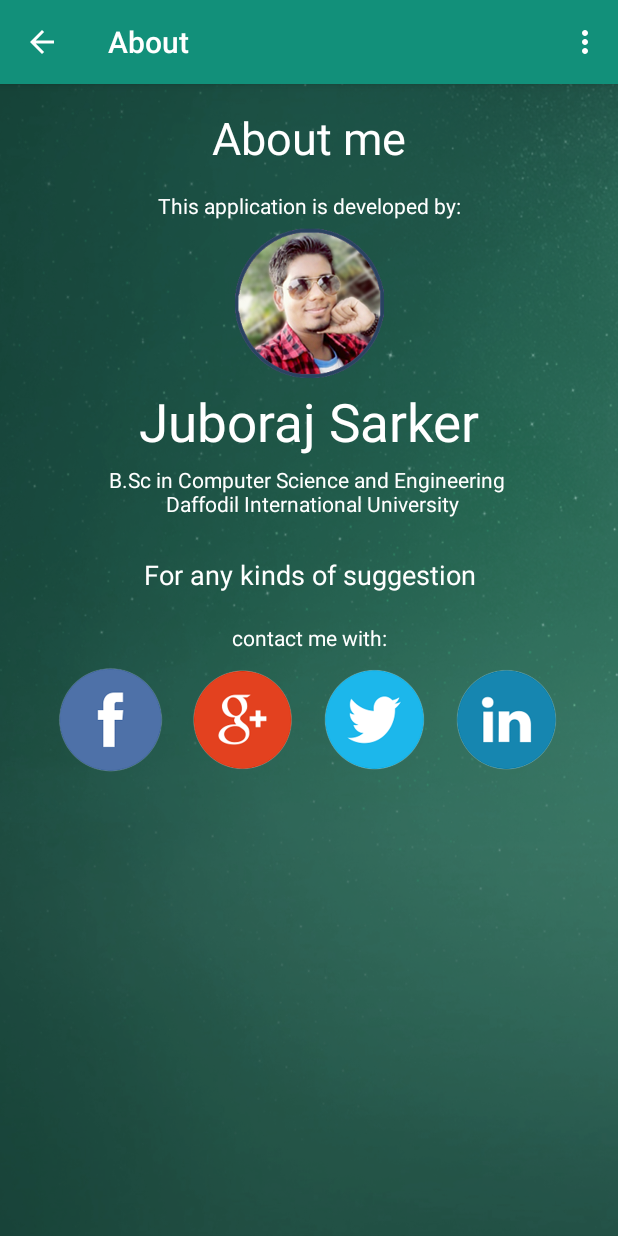
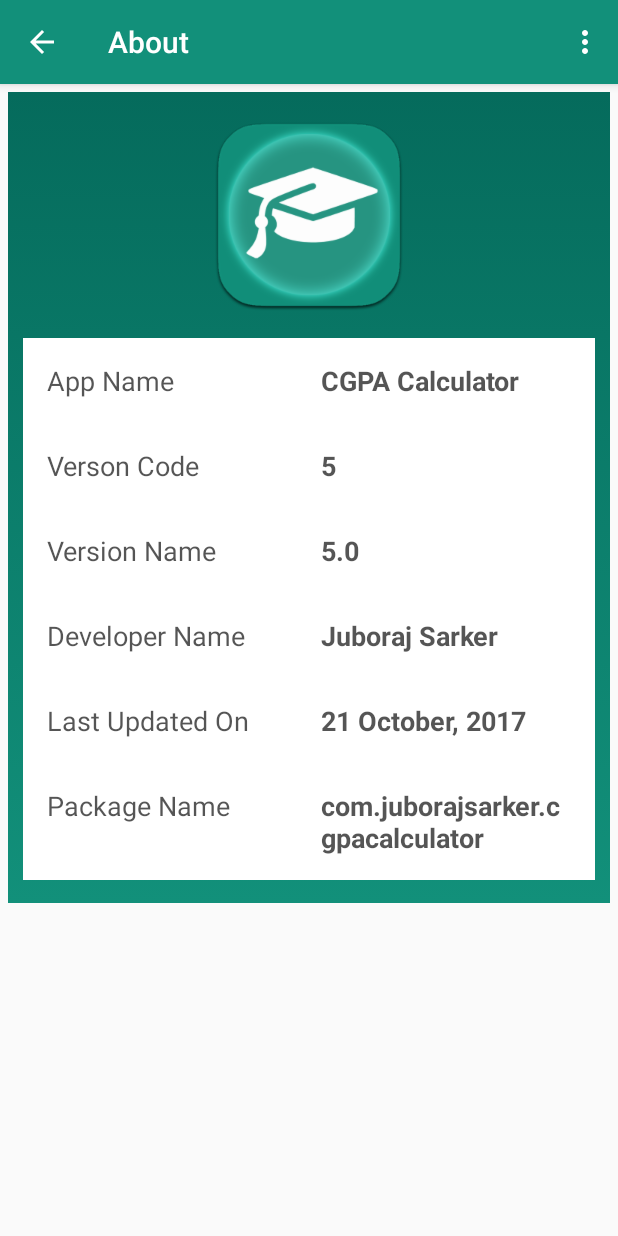
Before and after one commit to Juboraj-Sarker/CGPACalculator, an Android app: the AboutMeActivity screen opened directly, with no data from a screen before it, on a phone screen of 412 x 824 dp. Run offline under Robolectric (Android 15) with nearby library versions, the phone set to English and light mode, and no system bars; our stand-ins replace AdMob.

Commit message:
about page updated !!!

```diff
--- a/app/build.gradle
+++ b/app/build.gradle
@@ -7,8 +7,8 @@ android {
         applicationId "com.juborajsarker.cgpacalculator"
         minSdkVersion 16
         targetSdkVersion 25
-        versionCode 4
-        versionName "4.0"
+        versionCode 5
+        versionName "5.0"
         testInstrumentationRunner "android.support.test.runner.AndroidJUnitRunner"
     }
     buildTypes {
--- a/app/src/main/AndroidManifest.xml
+++ b/app/src/main/AndroidManifest.xml
@@ -6,9 +6,9 @@
 
     <application
         android:allowBackup="true"
-        android:icon="@mipmap/ic_launcher"
+        android:icon="@drawable/main_icon"
         android:label="@string/app_name"
-        android:roundIcon="@mipmap/ic_launcher"
+        android:roundIcon="@drawable/main_icon"
         android:supportsRtl="true"
         android:theme="@style/MyMaterialTheme">
 
--- /dev/null
+++ b/app/src/main/res/drawable/gradient_background.xml
@@ -0,0 +1,12 @@
+<?xml version="1.0" encoding="utf-8"?>
+<selector xmlns:android="http://schemas.android.com/apk/res/android">
+    <item>
+
+        <shape>
+            <gradient android:angle="90"
+                android:endColor="@color/colorPrimaryDark"
+                android:startColor="@color/colorPrimary"
+                android:type="linear" />
+        </shape>
+    </item>
+</selector>
--- a/app/src/main/res/layout/activity_about_me.xml
+++ b/app/src/main/res/layout/activity_about_me.xml
@@ -7,8 +7,8 @@
     android:layout_width="match_parent"
     android:layout_height="match_parent"
     android:orientation="vertical"
-    android:background="@drawable/full_background_1"
     tools:context="com.juborajsarker.cgpacalculator.activity.AboutMeActivity">
+
 
 
     <android.support.v7.widget.Toolbar
@@ -23,45 +23,111 @@
         android:subtitleTextColor="#fff"
         app:subtitleTextColor="#fff"
         android:theme="@style/ToolbarStyle"
+        android:layout_alignParentTop="true"
         app:popupTheme="@style/ThemeOverlay.AppCompat.Light"/>
 
+
+    <LinearLayout
+        android:layout_width="match_parent"
+        android:layout_height="wrap_content"
+        android:background="@drawable/gradient_background"
+        android:orientation="vertical"
+        android:paddingBottom="10dp"
+        android:layout_margin="5dp">
+
+
+        <ImageView
+            android:layout_width="wrap_content"
+            android:layout_height="wrap_content"
+            android:src="@drawable/main_icon"
+            android:layout_gravity="center"
+            android:padding="8dp"
+            android:layout_marginTop="10dp"/>
+
+
+        <ScrollView
+            android:layout_width="match_parent"
+            android:layout_height="wrap_content">
 
 
 
             <LinearLayout
                 android:layout_width="match_parent"
-        android:layout_height="0dp"
-        android:layout_weight="1"
-        android:orientation="vertical">
+                android:layout_height="wrap_content"
+                android:orientation="vertical"
+                android:layout_marginRight="10dp"
+                android:layout_marginLeft="10dp"
+                android:layout_marginTop="10dp"
+                android:layout_marginBottom="5dp"
+                android:elevation="5dp">
 
 
                 <LinearLayout
                     android:layout_width="match_parent"
-            android:layout_height="wrap_content">
+                    android:layout_height="wrap_content"
+                    android:orientation="horizontal"
+                    android:background="#fff"
+                    android:padding="8dp">
+
 
                     <TextView
-                style="bold"
-                android:layout_width="match_parent"
+                        android:layout_width="0dp"
                         android:layout_height="wrap_content"
-                android:gravity="center"
-                android:padding="15dp"
-                android:text="About me"
-                android:textColor="#ffffff"
-                android:textSize="30sp" />
+                        android:text="App Name"
+                        android:textColor="#aa000000"
+                        android:textSize="18sp"
+                        android:padding="8dp"
+                        android:layout_weight="1"/>
+
+
+
+                    <TextView
+                        android:layout_width="0dp"
+                        android:layout_height="wrap_content"
+                        android:text="CGPA Calculator"
+                        android:textColor="#aa000000"
+                        android:textSize="18sp"
+                        android:padding="8dp"
+                        android:layout_weight="1"
+                        android:textStyle="bold"/>
+
+
 
                 </LinearLayout>
 
+
+
                 <LinearLayout
                     android:layout_width="match_parent"
-            android:layout_height="wrap_content">
+                    android:layout_height="wrap_content"
+                    android:orientation="horizontal"
+                    android:background="#fff"
+                    android:padding="8dp">
+
 
                     <TextView
-                android:layout_width="match_parent"
+                        android:layout_width="0dp"
                         android:layout_height="wrap_content"
-                android:layout_marginBottom="5dp"
-                android:gravity="center"
-                android:text="This application is developed by:"
-                android:textColor="#ffffff" />
+                        android:text="Verson Code"
+                        android:textColor="#aa000000"
+                        android:textSize="18sp"
+                        android:padding="8dp"
+                        android:layout_weight="1"/>
+
+
+
+                    <TextView
+                        android:id="@+id/versionCode"
+                        android:layout_width="0dp"
+                        android:layout_height="wrap_content"
+                        android:text="5"
+                        android:textColor="#aa000000"
+                        android:textSize="18sp"
+                        android:padding="8dp"
+                        android:layout_weight="1"
+                        android:textStyle="bold"/>
+
+
 
                 </LinearLayout>
 
@@ -69,80 +135,69 @@
                 <LinearLayout
                     android:layout_width="match_parent"
                     android:layout_height="wrap_content"
-            android:gravity="center">
+                    android:orientation="horizontal"
+                    android:background="#fff"
+                    android:padding="8dp">
 
-            <ImageView
-                android:layout_width="100dp"
-                android:layout_height="100dp"
-                android:gravity="center"
-                android:src="@drawable/juboraj_png" />
+
+                    <TextView
+                        android:layout_width="0dp"
+                        android:layout_height="wrap_content"
+                        android:text="Version Name"
+                        android:textColor="#aa000000"
+                        android:textSize="18sp"
+                        android:padding="8dp"
+                        android:layout_weight="1"/>
+
+
+
+                    <TextView
+                        android:id="@+id/versionName"
+                        android:layout_width="0dp"
+                        android:layout_height="wrap_content"
+                        android:text="5.0"
+                        android:textColor="#aa000000"
+                        android:textSize="18sp"
+                        android:padding="8dp"
+                        android:layout_weight="1"
+                        android:textStyle="bold"/>
+
+
 
                 </LinearLayout>
 
 
                 <LinearLayout
                     android:layout_width="match_parent"
-            android:layout_height="wrap_content">
+                    android:layout_height="wrap_content"
+                    android:orientation="horizontal"
+                    android:background="#fff"
+                    android:padding="8dp">
+
 
                     <TextView
-                android:layout_width="match_parent"
+                        android:layout_width="0dp"
                         android:layout_height="wrap_content"
-                android:gravity="center"
-                android:padding="5dp"
-                android:text="Juboraj Sarker"
-                android:textColor="#ffffff"
-                android:textSize="35sp" />
+                        android:text="Developer Name"
+                        android:textColor="#aa000000"
+                        android:textSize="18sp"
+                        android:padding="8dp"
+                        android:layout_weight="1"/>
 
-        </LinearLayout>
 
-        <LinearLayout
-            android:layout_width="match_parent"
-            android:layout_height="wrap_content">
 
                     <TextView
-                android:layout_width="match_parent"
+                        android:layout_width="0dp"
                         android:layout_height="wrap_content"
-                android:gravity="center"
-                android:text="B.Sc in Computer Science and Engineering \n Daffodil International University"
-                android:textColor="#ffffff" />
-
-        </LinearLayout>
-
-        <LinearLayout
-            android:layout_width="match_parent"
-            android:layout_height="wrap_content"
-
-            android:layout_marginTop="15dp"
-            android:elevation="8dp"
-            android:orientation="vertical">
+                        android:text="Juboraj Sarker"
+                        android:textColor="#aa000000"
+                        android:textSize="18sp"
+                        android:padding="8dp"
+                        android:layout_weight="1"
+                        android:textStyle="bold"/>
 
 
-            <LinearLayout
-                android:layout_width="match_parent"
-                android:layout_height="wrap_content">
 
-                <TextView
-                    android:layout_width="match_parent"
-                    android:layout_height="wrap_content"
-                    android:gravity="center"
-                    android:padding="10dp"
-                    android:text="For any kinds of suggestion"
-                    android:textColor="#fff"
-                    android:textSize="18sp"/>
-            </LinearLayout>
-
-
-            <LinearLayout
-                android:layout_width="match_parent"
-                android:layout_height="wrap_content">
-
-                <TextView
-                    android:layout_width="match_parent"
-                    android:layout_height="wrap_content"
-                    android:gravity="center"
-                    android:padding="10dp"
-                    android:text="contact me with:"
-                    android:textColor="#fff" />
                 </LinearLayout>
 
 
@@ -152,75 +207,71 @@
                     android:layout_width="match_parent"
                     android:layout_height="wrap_content"
                     android:orientation="horizontal"
-                android:paddingLeft="30dp"
-                android:paddingRight="30dp"
-                android:paddingBottom="10dp">
+                    android:background="#fff"
+                    android:padding="8dp">
 
 
-                <LinearLayout
+                    <TextView
                         android:layout_width="0dp"
                         android:layout_height="wrap_content"
+                        android:text="Last Updated On"
+                        android:textColor="#aa000000"
+                        android:textSize="18sp"
+                        android:padding="8dp"
+                        android:layout_weight="1"/>
+
+
+
+                    <TextView
+                        android:layout_width="0dp"
+                        android:layout_height="wrap_content"
+                        android:text="21 October, 2017"
+                        android:textColor="#aa000000"
+                        android:textSize="18sp"
+                        android:padding="8dp"
                         android:layout_weight="1"
-                    android:gravity="center">
+                        android:textStyle="bold"/>
 
-                    <ImageView
-                        android:layout_width="70dp"
-                        android:layout_height="70dp"
-                        android:elevation="4dp"
-                        android:onClick="facebook"
-                        android:src="@drawable/juboraj_about_me_fb" />
 
 
                 </LinearLayout>
 
 
-                <LinearLayout
-                    android:layout_width="0dp"
-                    android:layout_height="wrap_content"
-                    android:layout_weight="1"
-                    android:gravity="center">
-
-                    <ImageView
-                        android:id="@+id/imageView"
-                        android:layout_width="70dp"
-                        android:layout_height="70dp"
-                        android:elevation="4dp"
-                        android:onClick="googlePlus"
-                        android:src="@drawable/juboraj_about_me_googleplus" />
 
 
-                </LinearLayout>
+
 
 
                 <LinearLayout
+                    android:layout_width="match_parent"
+                    android:layout_height="wrap_content"
+                    android:orientation="horizontal"
+                    android:background="#fff"
+                    android:padding="8dp">
+
+
+                    <TextView
                         android:layout_width="0dp"
                         android:layout_height="wrap_content"
-                    android:layout_weight="1"
-                    android:gravity="center">
-
-                    <ImageView
-                        android:layout_width="70dp"
-                        android:layout_height="70dp"
-                        android:elevation="4dp"
-                        android:onClick="twitter"
-                        android:src="@drawable/juboraj_about_me_twitter" />
+                        android:text="Package Name"
+                        android:textColor="#aa000000"
+                        android:textSize="18sp"
+                        android:padding="8dp"
+                        android:layout_weight="1"/>
 
 
-                </LinearLayout>
 
-
-                <LinearLayout
+                    <TextView
+                        android:id="@+id/packageName"
                         android:layout_width="0dp"
                         android:layout_height="wrap_content"
+                        android:text="com.juborajsarker.cgpacalculator"
+                        android:textColor="#aa000000"
+                        android:textSize="18sp"
+                        android:padding="8dp"
                         android:layout_weight="1"
-                    android:gravity="center">
+                        android:textStyle="bold" />
 
-                    <ImageView
-                        android:layout_width="70dp"
-                        android:layout_height="70dp"
-                        android:elevation="4dp"
-                        android:onClick="linkedIn"
-                        android:src="@drawable/juboraj_about_linkedin" />
 
 
                 </LinearLayout>
@@ -232,10 +283,17 @@
             </LinearLayout>
 
 
-        </LinearLayout>
+
+
+        </ScrollView>
 
 
     </LinearLayout>
 
 
+
+
+
+
+
 </LinearLayout>
--- a/app/src/main/res/values/strings.xml
+++ b/app/src/main/res/values/strings.xml
@@ -25,7 +25,7 @@
 
 
 
-    <string name="interstitial_full_screen1">ca-app-pub-5809082953640465/1443942523</string>
+    <string name="interstitial_full_screen1">ca-app-pub-5809082953640465/6789951165</string>
 
 
 
```
Also changed, not shown: app/src/main/res/drawable-hdpi/main_icon.png (added), app/src/main/res/drawable-ldpi/main_icon.png (added), app/src/main/res/drawable-mdpi/main_icon.png (added), app/src/main/res/drawable-tvdpi/main_icon.png (added), app/src/main/res/drawable-xhdpi/main_icon.png (added), app/src/main/res/drawable-xxhdpi/main_icon.png (added), app/src/main/res/drawable-xxxhdpi/main_icon.png (added), app/src/main/res/drawable/full_background_1.png (deleted), app/src/main/res/drawable/juboraj_about_linkedin.png (deleted), app/src/main/res/drawable/juboraj_about_me_fb.png (deleted), app/src/main/res/drawable/juboraj_about_me_googleplus.png (deleted), app/src/main/res/drawable/juboraj_about_me_twitter.png (deleted), app/src/main/res/drawable/juboraj_png.png (deleted). Lines whose indentation alone changed are shown as unchanged.
